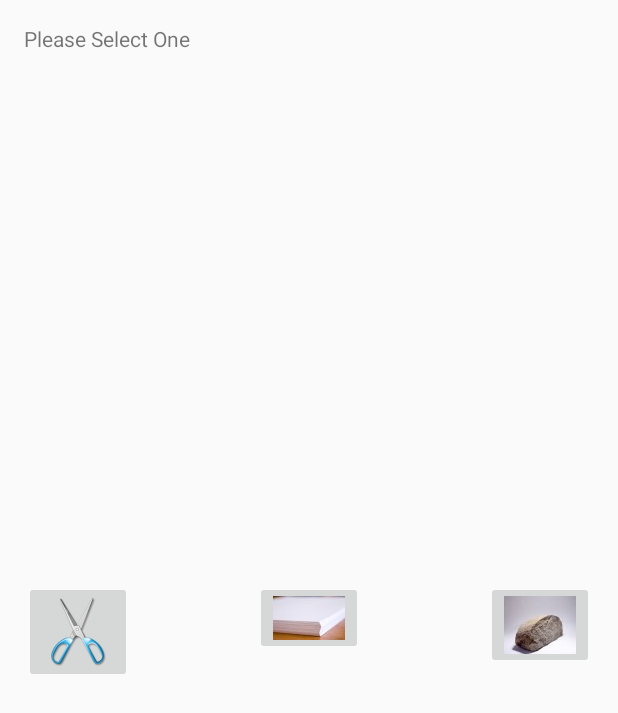
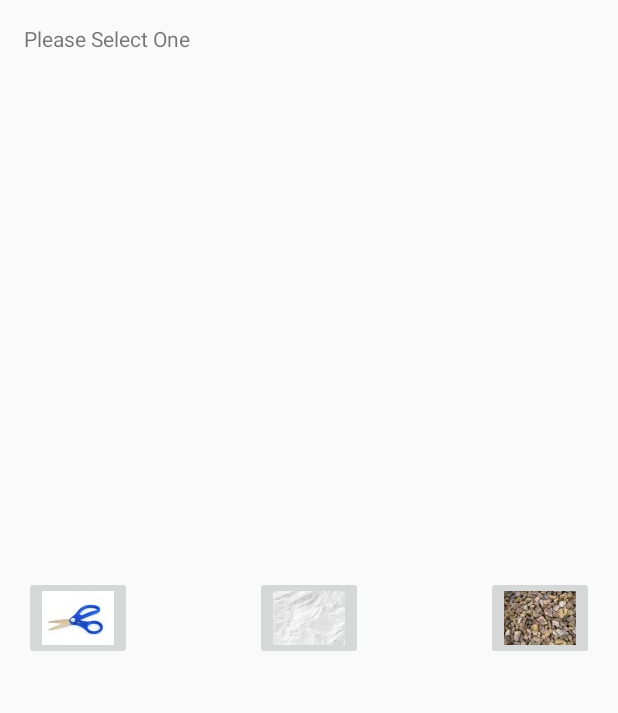
Before and after one commit to alex9249/Homework1, an Android app: the screen it shows after launch (MyActivity), on a phone screen of 412 x 824 dp. Shown: the top 713 px of the screen. Run offline under Robolectric (Android 15) with nearby library versions, the phone set to English and light mode, and no system bars; 2 statements that could not run were skipped.

Commit message:
new images

```diff
--- a/app/src/main/res/layout/activity_my.xml
+++ b/app/src/main/res/layout/activity_my.xml
@@ -23,7 +23,7 @@
         android:text="@string/rock_button"
 
         android:onClick="setRock"
-        android:src="@drawable/rock"
+        android:src="@drawable/rockv2"
 
 
         android:layout_gravity="center_vertical"
@@ -37,7 +37,7 @@
         android:layout_height="wrap_content"
         android:text="@string/paper_button"
 
-        android:src="@drawable/paper"
+        android:src="@drawable/paperv2"
 
         android:layout_gravity="center_vertical"
         android:layout_centerVertical="true"
@@ -49,7 +49,7 @@
         android:layout_height="wrap_content"
         android:text="@string/scissors_button"
 
-        android:src="@drawable/scissor"
+        android:src="@drawable/scissorv2"
 
         android:layout_gravity="center_vertical"
 
```
Also changed, not shown: app/src/main/res/drawable-hdpi/paper.jpg (deleted), app/src/main/res/drawable-hdpi/paperv2.jpg (added), app/src/main/res/drawable-hdpi/rock.jpg (deleted), app/src/main/res/drawable-hdpi/rockv2.jpg (added), app/src/main/res/drawable-hdpi/scissor.png (deleted), app/src/main/res/drawable-hdpi/scissorv2.jpg (added), 1 other file.
